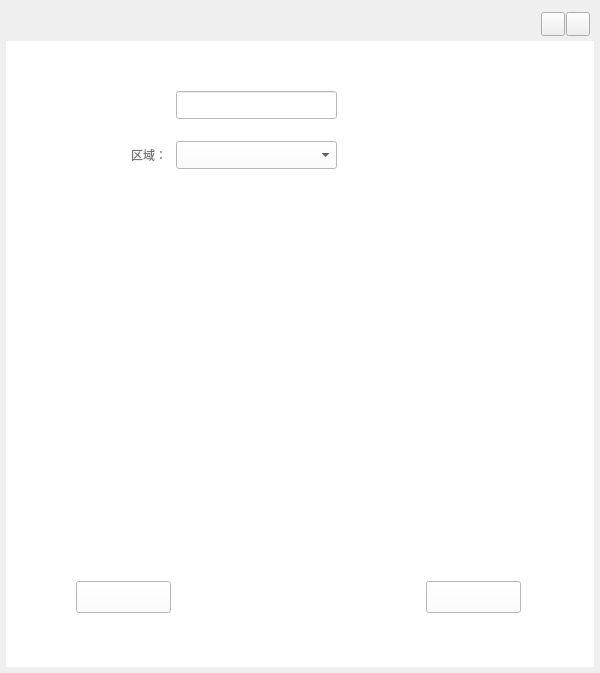
The window that ChuangfengDesktop/commonDependenceAreaWidget.ui (asdlei99/chuangfengdesktop) describes before a commit, drawn with Qt 5.
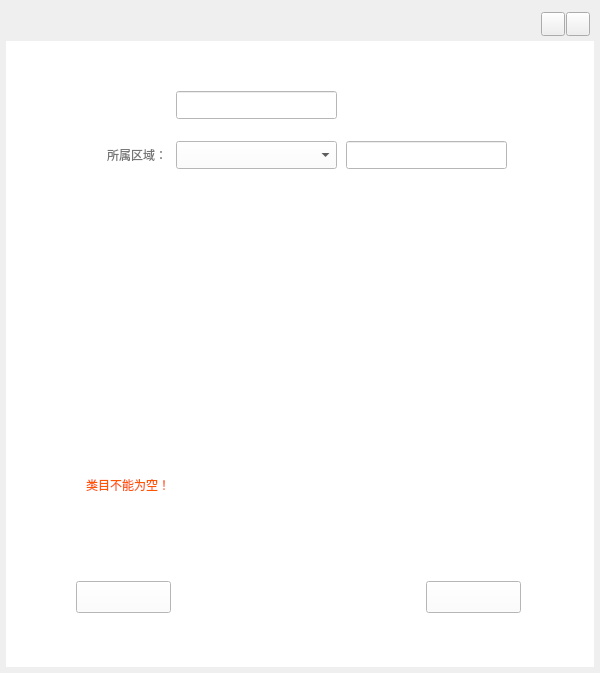
The same window after the commit.

Diff of the .ui file:
```diff
--- a/ChuangfengDesktop/commonDependenceAreaWidget.ui
+++ b/ChuangfengDesktop/commonDependenceAreaWidget.ui
@@ -175,7 +175,7 @@
 font: 75 12pt &quot;微软雅黑&quot;;</string>
       </property>
       <property name="text">
-       <string>区域：</string>
+       <string>所属区域：</string>
       </property>
       <property name="alignment">
        <set>Qt::AlignRight|Qt::AlignTrailing|Qt::AlignVCenter</set>
@@ -191,6 +191,33 @@
        </rect>
       </property>
      </widget>
+     <widget class="QLineEdit" name="custom_name_Edit">
+      <property name="geometry">
+       <rect>
+        <x>340</x>
+        <y>100</y>
+        <width>161</width>
+        <height>28</height>
+       </rect>
+      </property>
+     </widget>
+     <widget class="QLabel" name="error_lab">
+      <property name="geometry">
+       <rect>
+        <x>80</x>
+        <y>430</y>
+        <width>381</width>
+        <height>28</height>
+       </rect>
+      </property>
+      <property name="styleSheet">
+       <string notr="true">font: 75 12pt &quot;微软雅黑&quot;;
+color: rgb(255, 85, 0);</string>
+      </property>
+      <property name="text">
+       <string>类目不能为空！</string>
+      </property>
+     </widget>
     </widget>
    </item>
   </layout>
```
